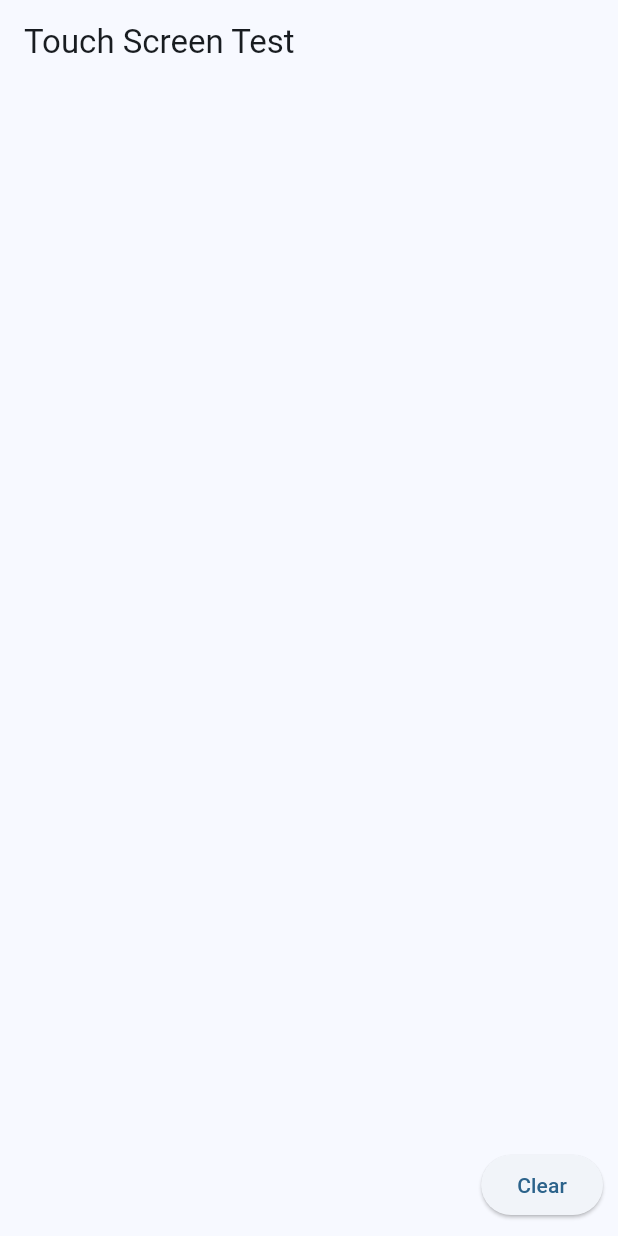
After one commit to Arthurius/flutter_linux_screen_test, a Flutter app: the GestureScreen screen opened directly, on a phone screen of 412 x 824 dp. The commit adds this screen. Run offline on Flutter 3.47's test engine with Material 3 defaults, Android fonts, the phone set to English and light mode, and no system bars.

Commit message:
Add Gesture test

```diff
--- /dev/null
+++ b/lib/gesture/gesture_screen.dart
@@ -0,0 +1,56 @@
+import 'package:flutter/material.dart';
+
+class GestureScreen extends StatefulWidget {
+  const GestureScreen();
+  @override
+  _GestureScreenState createState() => _GestureScreenState();
+}
+
+class _GestureScreenState extends State<GestureScreen> {
+  List<String> gestures = [];
+
+  void addGesture(String gesture) {
+    setState(() {
+      gestures.add(gesture);
+    });
+  }
+
+  @override
+  Widget build(BuildContext context) {
+    return Scaffold(
+      appBar: AppBar(
+        title: Text('Touch Screen Test'),
+      ),
+      body: GestureDetector(
+        onTap: () => addGesture('Tap'),
+        onDoubleTap: () => addGesture('Double Tap'),
+        onLongPress: () => addGesture('Long Press'),
+        onPanUpdate: (details) => addGesture('Pan Update: ${details.localPosition}'),
+        child: Stack(
+          children: [
+            ListView.builder(
+              itemCount: gestures.length,
+              itemBuilder: (context, index) {
+                return ListTile(
+                  title: Text(gestures[index]),
+                );
+              },
+            ),
+            Positioned(
+              bottom: 10,
+              right: 10,
+              child: ElevatedButton(
+                onPressed: () {
+                  setState(() {
+                    gestures.clear();
+                  });
+                },
+                child: Text('Clear'),
+              ),
+            ),
+          ],
+        ),
+      ),
+    );
+  }
+}
--- a/lib/main.dart
+++ b/lib/main.dart
@@ -1,5 +1,6 @@
 import 'package:flutter/material.dart';
 import 'package:flutter_linux_screen_test/draw/draw_screen.dart';
+import 'package:flutter_linux_screen_test/gesture/gesture_screen.dart';
 import 'package:flutter_linux_screen_test/scroll/scroll_screen.dart';
 
 void main() {
@@ -24,6 +25,7 @@ class MyApp extends StatelessWidget {
               tabs: [
                 Tab(icon: Icon(Icons.list)),
                 Tab(icon: Icon(Icons.draw)),
+                Tab(icon: Icon(Icons.gesture)),
               ],
             ),
             title: const Text('Linux Screen Tester'),
@@ -32,6 +34,7 @@ class MyApp extends StatelessWidget {
             children: [
               ScrollScreen(),
               DrawScreen(),
+              GestureScreen(),
             ],
           ),
       ),
```
